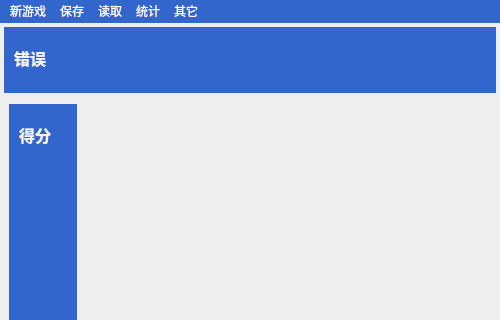
Qt form mainwindow.ui (houhaotian/qt_sudoku) before a commit; both pictures show x 0 to 500 and y 0 to 320 of the 500 by 500 pixel window.
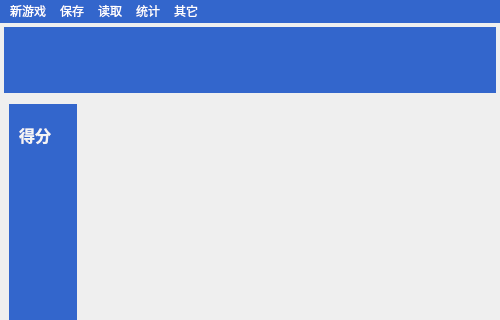
The same form after that commit.

The edit to the form file:
```diff
--- a/mainwindow.ui
+++ b/mainwindow.ui
@@ -50,30 +50,6 @@
       <property name="styleSheet">
        <string notr="true">background-color: rgb(51, 102, 204);</string>
       </property>
-      <widget class="QLabel" name="label_2">
-       <property name="geometry">
-        <rect>
-         <x>10</x>
-         <y>20</y>
-         <width>54</width>
-         <height>21</height>
-        </rect>
-       </property>
-       <property name="font">
-        <font>
-         <family>Consolas</family>
-         <pointsize>12</pointsize>
-         <weight>75</weight>
-         <bold>true</bold>
-        </font>
-       </property>
-       <property name="styleSheet">
-        <string notr="true">color: rgb(245, 245, 245);</string>
-       </property>
-       <property name="text">
-        <string>错误</string>
-       </property>
-      </widget>
      </widget>
     </item>
     <item>
```
